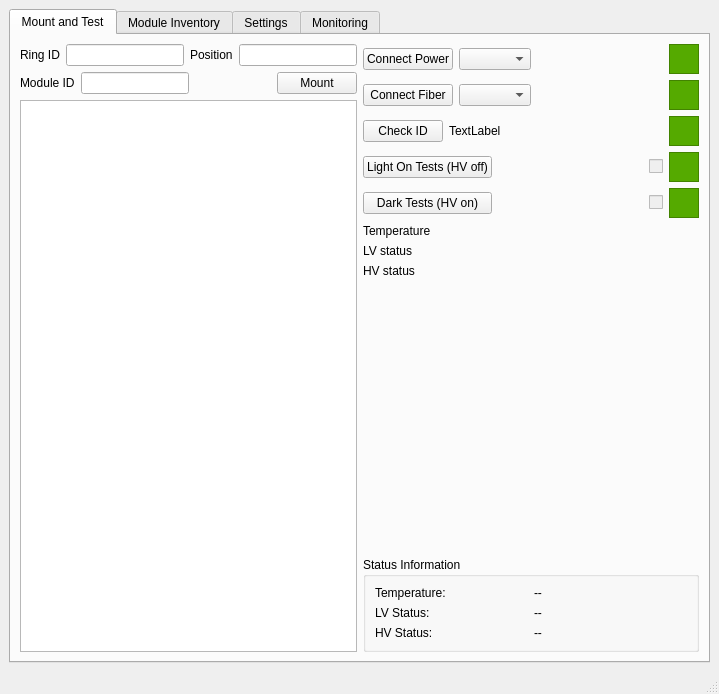
Old version of the form ui/integration.ui in the repository pisaoutertracker/integration_tools.
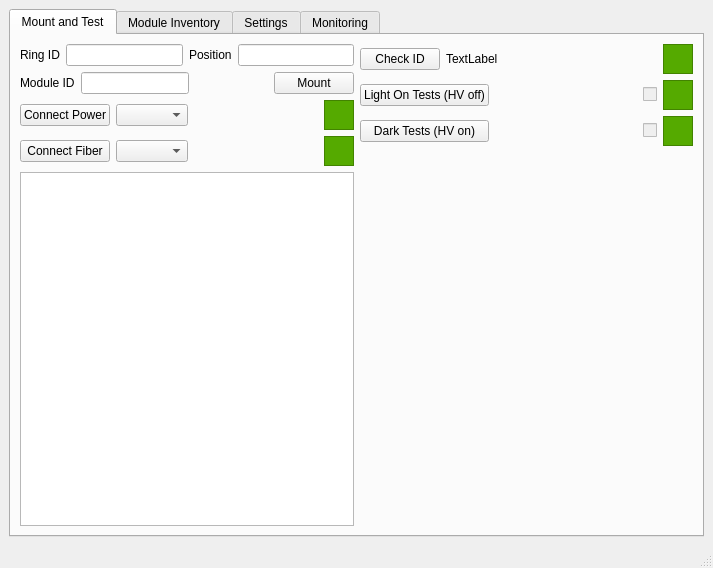
New version of the form. The open tabs and pages were chosen to show the change.

Commit message: add caen control and thermal camera

```diff
--- a/ui/integration.ui
+++ b/ui/integration.ui
@@ -6,8 +6,8 @@
    <rect>
     <x>0</x>
     <y>0</y>
-    <width>719</width>
-    <height>593</height>
+    <width>713</width>
+    <height>568</height>
    </rect>
   </property>
   <property name="windowTitle">
@@ -26,8 +26,6 @@
        </attribute>
        <layout class="QGridLayout" name="gridLayout_4">
         <item row="0" column="0">
-         <layout class="QHBoxLayout" name="horizontalLayout_4">
-          <item>
            <layout class="QVBoxLayout" name="verticalLayout_3">
             <item>
              <layout class="QVBoxLayout" name="verticalLayout">
@@ -92,20 +90,6 @@
              </layout>
             </item>
             <item>
-             <widget class="QGraphicsView" name="graphicsView">
-              <property name="minimumSize">
-               <size>
-                <width>300</width>
-                <height>300</height>
-               </size>
-              </property>
-             </widget>
-            </item>
-           </layout>
-          </item>
-          <item>
-           <layout class="QVBoxLayout" name="verticalLayout_2">
-            <item>
              <layout class="QGridLayout" name="gridLayout">
               <item row="1" column="1">
                <widget class="QComboBox" name="fiberCB"/>
@@ -194,6 +178,20 @@
              </layout>
             </item>
             <item>
+           <widget class="QGraphicsView" name="graphicsView">
+            <property name="minimumSize">
+             <size>
+              <width>300</width>
+              <height>300</height>
+             </size>
+            </property>
+           </widget>
+          </item>
+         </layout>
+        </item>
+        <item row="0" column="1">
+         <layout class="QVBoxLayout" name="verticalLayout_6">
+          <item>
              <layout class="QHBoxLayout" name="horizontalLayout_3">
               <item>
                <widget class="QPushButton" name="checkIDPB">
@@ -346,91 +344,36 @@
              </layout>
             </item>
             <item>
-             <widget class="QLabel" name="label_5">
-              <property name="text">
-               <string>Temperature</string>
-              </property>
-             </widget>
-            </item>
-            <item>
-             <widget class="QLabel" name="label_6">
-              <property name="text">
-               <string>LV status</string>
+           <widget class="QWidget" name="caenWidget" native="true">
+            <property name="sizePolicy">
+             <sizepolicy hsizetype="Expanding" vsizetype="Preferred">
+              <horstretch>0</horstretch>
+              <verstretch>0</verstretch>
+             </sizepolicy>
+            </property>
+            <property name="minimumSize">
+             <size>
+              <width>60</width>
+              <height>100</height>
+             </size>
               </property>
              </widget>
             </item>
             <item>
-             <widget class="QLabel" name="label_7">
-              <property name="text">
-               <string>HV status</string>
-              </property>
-             </widget>
-            </item>
-            <item>
-             <spacer name="verticalSpacer">
-              <property name="orientation">
-               <enum>Qt::Orientation::Vertical</enum>
-              </property>
-              <property name="sizeHint" stdset="0">
+           <widget class="QWidget" name="plotWidget" native="true">
+            <property name="sizePolicy">
+             <sizepolicy hsizetype="Expanding" vsizetype="Expanding">
+              <horstretch>0</horstretch>
+              <verstretch>0</verstretch>
+             </sizepolicy>
+            </property>
+            <property name="minimumSize">
                <size>
-                <width>20</width>
-                <height>40</height>
-               </size>
-              </property>
-             </spacer>
-            </item>
-            <item>
-              <widget class="QGroupBox" name="statusGroupBox">
-                <property name="title">
-                  <string>Status Information</string>
-                </property>
-                <layout class="QGridLayout" name="statusLayout">
-                  <item row="0" column="0">
-                    <widget class="QLabel" name="temperatureLabel">
-                      <property name="text">
-                        <string>Temperature:</string>
-                      </property>
-                    </widget>
-                  </item>
-                  <item row="0" column="1">
-                    <widget class="QLabel" name="temperatureValueLabel">
-                      <property name="text">
-                        <string>--</string>
-                      </property>
-                    </widget>
-                  </item>
-                  <item row="1" column="0">
-                    <widget class="QLabel" name="lvStatusLabel">
-                      <property name="text">
-                        <string>LV Status:</string>
-                      </property>
-                    </widget>
-                  </item>
-                  <item row="1" column="1">
-                    <widget class="QLabel" name="lvStatusValueLabel">
-                      <property name="text">
-                        <string>--</string>
-                      </property>
-                    </widget>
-                  </item>
-                  <item row="2" column="0">
-                    <widget class="QLabel" name="hvStatusLabel">
-                      <property name="text">
-                        <string>HV Status:</string>
-                      </property>
-                    </widget>
-                  </item>
-                  <item row="2" column="1">
-                    <widget class="QLabel" name="hvStatusValueLabel">
-                      <property name="text">
-                        <string>--</string>
-                      </property>
-                    </widget>
-                  </item>
-                </layout>
-              </widget>
-            </item>
-           </layout>
+              <width>64</width>
+              <height>64</height>
+             </size>
+            </property>
+           </widget>
           </item>
          </layout>
         </item>
@@ -622,40 +565,7 @@
        <attribute name="title">
         <string>Monitoring</string>
        </attribute>
-       <layout class="QVBoxLayout" name="verticalLayout_4">
-         <item>
-           <widget class="QWidget" name="plotWidget" native="true">
-             <property name="sizePolicy">
-               <sizepolicy hsizetype="Expanding" vsizetype="Expanding">
-                 <horstretch>0</horstretch>
-                 <verstretch>0</verstretch>
-               </sizepolicy>
-             </property>
-             <property name="minimumSize">
-              <size>
-               <width>600</width>
-               <height>400</height>
-              </size>
-             </property>
-           </widget>
-         </item>
-         <item>
-           <widget class="QWidget" name="caenWidget" native="true">
-             <property name="sizePolicy">
-               <sizepolicy hsizetype="Expanding" vsizetype="Preferred">
-                 <horstretch>0</horstretch>
-                 <verstretch>0</verstretch>
-               </sizepolicy>
-             </property>
-             <property name="minimumSize">
-              <size>
-               <width>600</width>
-               <height>200</height>
-              </size>
-             </property>
-           </widget>
-         </item>
-       </layout>
+       <layout class="QVBoxLayout" name="verticalLayout_4"/>
       </widget>
      </widget>
     </item>
```
Left out of the diff: 2 changed lines with no effect on the pictures. Lines whose indentation alone changed are shown as unchanged. The commit also changes 1 other file.
